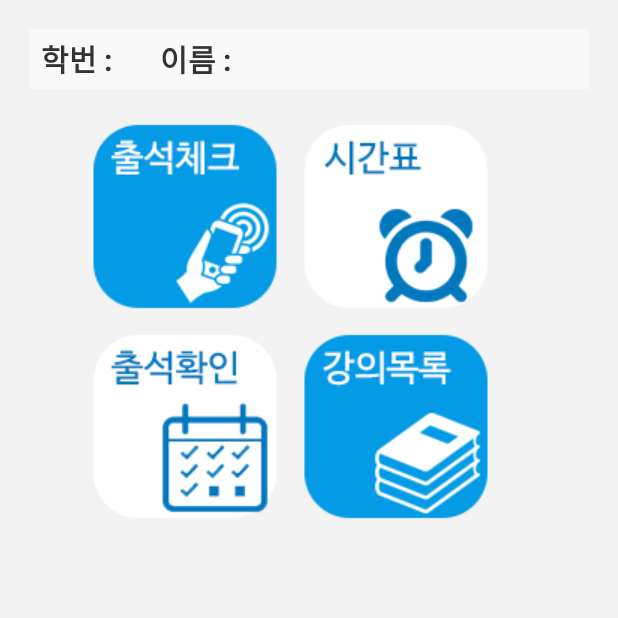
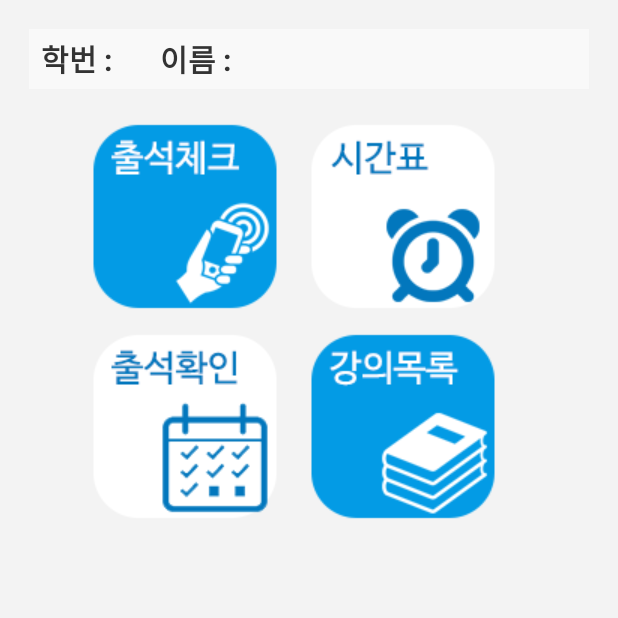
Before and after one commit to nuyadkrap/NFC-Attendance-App, an Android app: the MainActivity screen opened directly, with no data from a screen before it, on a phone screen of 412 x 824 dp, the top half of it. Run offline under Robolectric (Android 15) with nearby library versions, the phone set to English and light mode, and no system bars; network calls fail; 1 statement that could not run was skipped.

Commit message:
main ui change

```diff
--- a/app/src/main/res/layout/activity_login.xml
+++ b/app/src/main/res/layout/activity_login.xml
@@ -21,7 +21,7 @@
             android:layout_height="180dp"
             android:layout_gravity="center"
             android:layout_marginTop="50dp"
-            android:src="@drawable/nass" />
+            android:src="@drawable/logo" />
 
 
     </LinearLayout>
--- a/app/src/main/res/layout/activity_main.xml
+++ b/app/src/main/res/layout/activity_main.xml
@@ -127,9 +127,9 @@
             android:layout_width="wrap_content"
             android:layout_height="wrap_content"
             android:layout_gravity="top"
-            android:layout_marginLeft="5dp"
+            android:layout_marginLeft="10dp"
             android:layout_marginTop="60dp"
-            android:layout_marginRight="40dp"
+            android:layout_marginRight="30dp"
             android:background="@drawable/ts"
             tools:layout_editor_absoluteX="80dp"
             tools:layout_editor_absoluteY="445dp"
@@ -169,9 +169,9 @@
             style="?android:attr/borderlessButtonStyle"
             android:layout_width="wrap_content"
             android:layout_height="wrap_content"
-            android:layout_marginLeft="5dp"
+            android:layout_marginLeft="10dp"
             android:layout_marginTop="200dp"
-            android:layout_marginRight="40dp"
+            android:layout_marginRight="30dp"
             android:background="@drawable/ats"
             tools:layout_editor_absoluteX="80dp"
             tools:layout_editor_absoluteY="445dp" />
@@ -180,8 +180,8 @@
 
     <LinearLayout
         android:id="@+id/linearLayout4"
-        android:layout_width="0dp"
-        android:layout_height="601dp"
+        android:layout_width="294dp"
+        android:layout_height="605dp"
         android:layout_marginStart="48dp"
         android:layout_marginLeft="48dp"
         android:layout_marginTop="10dp"
```
Also changed, not shown: app/src/main/res/drawable/logo.png.
